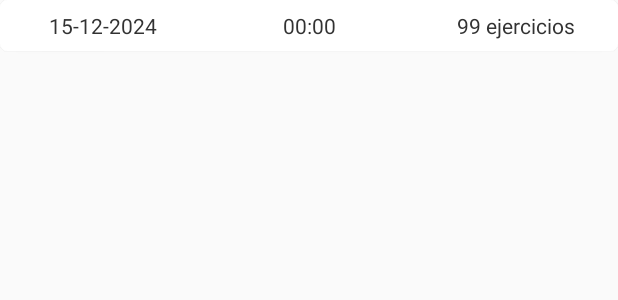
After one commit to JhovaneSotoP/TitanFlex, an Android app: the layout item_historial.xml on its own in the app's theme, with its tools: preview values and no code run, on a phone screen of 412 x 824 dp. The commit adds this screen. Shown: the top 300 px of the screen. Run offline under Robolectric (Android 15) with nearby library versions, the phone set to English and light mode, and no system bars.

Commit message:
Se agrego el historial del usuario, yse muestra que ejercicios se realizaron.

```diff
--- a/app/src/main/java/com/jade/titanflex/OnItemClickListener.kt
+++ b/app/src/main/java/com/jade/titanflex/OnItemClickListener.kt
@@ -22,3 +22,7 @@ interface listenerSerie{
     fun actualizarPes(peso:Float,pos:Int)
     fun eliminarItem(pos:Int)
 }
+
+interface listenerHistorial{
+    fun mostrarEjercicios(textHTML:String)
+}
--- a/app/src/main/java/com/jade/titanflex/baseDatos/daoEntrenamiento.kt
+++ b/app/src/main/java/com/jade/titanflex/baseDatos/daoEntrenamiento.kt
@@ -11,6 +11,8 @@ import androidx.room.Update
 interface daoEntrenamiento {
     @Query("SELECT * FROM entidadEntrenamiento")
     suspend fun extraerTodo():List<entidadEntrenamiento>
+    @Query("SELECT * FROM entidadEntrenamiento ORDER BY id DESC")
+    suspend fun extraerTodoInvertido():List<entidadEntrenamiento>
     @Query("SELECT * FROM entidadEntrenamiento WHERE id=:ID")
     suspend fun extraerPorID(ID:Int):List<entidadEntrenamiento>
     @Query("SELECT MAX(id) FROM entidadEntrenamiento")
--- /dev/null
+++ b/app/src/main/java/com/jade/titanflex/rv/itemHistorial.kt
@@ -0,0 +1,3 @@
+package com.jade.titanflex.rv
+
+data class itemHistorial (val fecha:String, val tiempo:Int,val ejercicios:Int,val textoPush:String)
--- a/app/src/main/res/layout/fragment_estadisticas.xml
+++ b/app/src/main/res/layout/fragment_estadisticas.xml
@@ -174,6 +174,10 @@
                     android:layout_width="wrap_content"
                     android:layout_height="wrap_content"
                     android:text="Historial" />
+                <androidx.recyclerview.widget.RecyclerView
+                    android:id="@+id/rvHistorial"
+                    android:layout_width="match_parent"
+                    android:layout_height="wrap_content"/>
             </LinearLayout>
 
         </ScrollView>
--- /dev/null
+++ b/app/src/main/res/layout/item_historial.xml
@@ -0,0 +1,39 @@
+<?xml version="1.0" encoding="utf-8"?>
+<androidx.cardview.widget.CardView xmlns:android="http://schemas.android.com/apk/res/android"
+    android:id="@+id/cardHistorial"
+    android:layout_width="match_parent"
+    android:layout_height="wrap_content"
+    xmlns:app="http://schemas.android.com/apk/res-auto"
+    app:cardCornerRadius="5dp">
+    <LinearLayout
+        android:layout_width="match_parent"
+        android:layout_height="wrap_content"
+        android:layout_marginTop="7dp"
+        android:layout_marginBottom="7dp">
+        <TextView
+            android:id="@+id/tvitemHistorialFecha"
+            android:layout_width="0dp"
+            android:layout_height="wrap_content"
+            android:text="15-12-2024"
+            style="@style/text_normal"
+            android:gravity="center"
+            android:layout_weight="1"/>
+        <TextView
+            android:id="@+id/tvitemHistorialTiempo"
+            android:layout_width="0dp"
+            android:layout_height="wrap_content"
+            android:text="00:00"
+            style="@style/text_normal"
+            android:gravity="center"
+            android:layout_weight="1"/>
+        <TextView
+            android:id="@+id/tvitemHistorialSeries"
+            android:layout_width="0dp"
+            android:layout_height="wrap_content"
+            android:text="99 ejercicios"
+            style="@style/text_normal"
+            android:gravity="center"
+            android:layout_weight="1"/>
+    </LinearLayout>
+
+</androidx.cardview.widget.CardView>
```
Also changed, not shown: app/src/main/java/com/jade/titanflex/estadisticasFragment.kt (+97 -2 lines), app/src/main/java/com/jade/titanflex/rv/itemHistorialRVAdapter.kt (added, +35 -0 lines), app/src/main/java/com/jade/titanflex/rv/itemHistorialRVViewHolder.kt (added, +15 -0 lines), app/src/main/java/com/jade/titanflex/rv/itemHistorialRVViewModel.kt (added, +7 -0 lines), app/src/main/res/layout/dialog_html.xml (added, +14 -0 lines).
